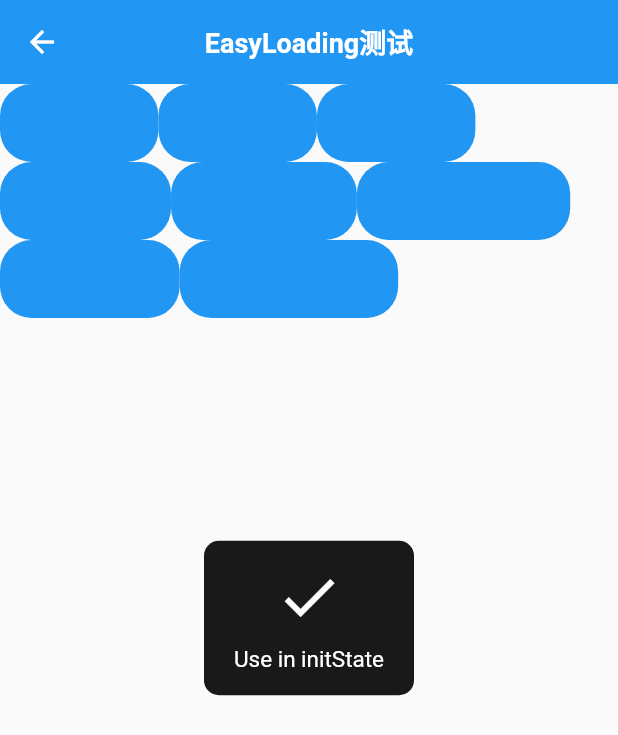
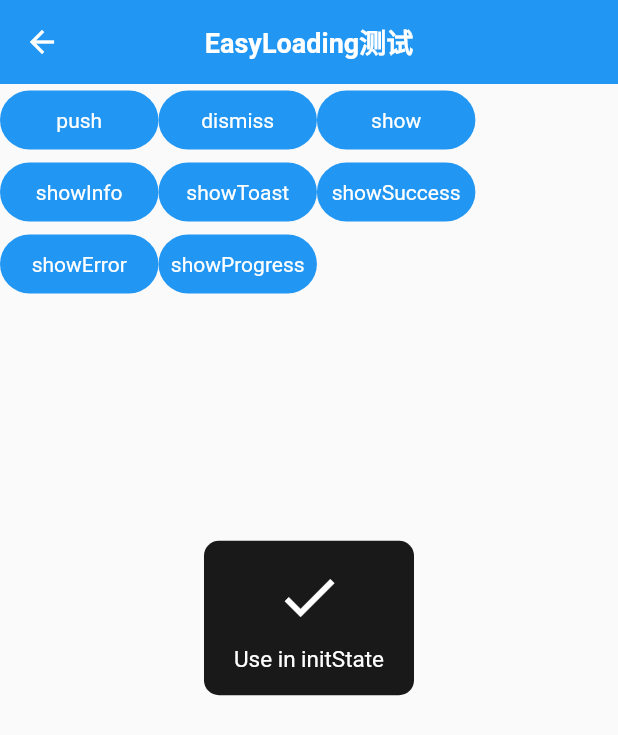
Before and after one commit to FlyNothing/flutter_demo, a Flutter app: the EasyLoadingPage screen opened directly, on a phone screen of 412 x 824 dp. Shown: the top 735 px of the screen. Run offline on Flutter 3.47's test engine with Material 2 defaults, Android fonts, the phone set to English and light mode, and no system bars; our stand-ins replace badges, cached_network_image, date_format, device_preview, dio, easy_refresh and 8 more; missing offline and left inert: flutter_date_picker_timeline; accounts and stored records are empty.

Commit message:
[U] - 抽取公共TextButton

```diff
--- a/lib/common/util/global_widget.dart
+++ b/lib/common/util/global_widget.dart
@@ -12,3 +12,10 @@ AppBar appBarStandard({required String title}) {
     ),
   );
 }
+
+TextButton textButtonStandard(String text, Function()? onPressed) {
+  return TextButton(
+    onPressed: onPressed,
+    child: Text(text, style: TextStyleUtil.size14W400(color: Colors.white)),
+  );
+}
--- a/lib/plugin/easyloading/page/easy_loading_page.dart
+++ b/lib/plugin/easyloading/page/easy_loading_page.dart
@@ -41,41 +41,41 @@ class _EasyLoadingPageState extends State<EasyLoadingPage> {
         // runAlignment: WrapAlignment.center,
         // crossAxisAlignment: WrapCrossAlignment.center,
         children: [
-          _getTextButton('push', () {
+          textButtonStandard('push', () {
             _timer?.cancel();
             Navigator.push(context, MaterialPageRoute(builder: (BuildContext context) => const TestPage()));
           }),
-          _getTextButton('dismiss', () async {
+          textButtonStandard('dismiss', () async {
             _timer?.cancel();
             await EasyLoading.dismiss();
           }),
-          _getTextButton('show', () async {
+          textButtonStandard('show', () async {
             _timer?.cancel();
             await EasyLoading.show(
               status: 'loading...',
               maskType: EasyLoadingMaskType.black,
             );
           }),
-          _getTextButton('showInfo', () async {
+          textButtonStandard('showInfo', () async {
             _timer?.cancel();
             await EasyLoading.showInfo(
               'loading...',
               maskType: EasyLoadingMaskType.black,
             );
           }),
-          _getTextButton('showToast', () {
+          textButtonStandard('showToast', () {
             _timer?.cancel();
             EasyLoading.showToast('Toast');
           }),
-          _getTextButton('showSuccess', () async {
+          textButtonStandard('showSuccess', () async {
             _timer?.cancel();
             await EasyLoading.showSuccess('Great Success!');
           }),
-          _getTextButton('showError', () {
+          textButtonStandard('showError', () {
             _timer?.cancel();
             EasyLoading.showError('Failed with Error');
           }),
-          _getTextButton(
+          textButtonStandard(
             'showProgress',
             () {
               _progress = 0;
@@ -94,14 +94,4 @@ class _EasyLoadingPageState extends State<EasyLoadingPage> {
       ),
     );
   }
-
-  TextButton _getTextButton(String text, Function()? onPressed) {
-    return TextButton(
-      onPressed: onPressed,
-      child: Padding(
-        padding: const EdgeInsets.symmetric(horizontal: 20, vertical: 10),
-        child: Text(text),
-      ),
-    );
-  }
 }
--- a/lib/plugin/imagecropper/image_cropper_page.dart
+++ b/lib/plugin/imagecropper/image_cropper_page.dart
@@ -35,10 +35,7 @@ class ImageCropperPageState extends State<ImageCropperPage> {
           child: Column(
             children: [
               Padding(padding: EdgeInsets.symmetric(vertical: 10.h)),
-              TextButton(
-                onPressed: () => _pickImage(),
-                child: Text("相册", style: TextStyleUtil.size18W400(color: Colors.white)),
-              ),
+              textButtonStandard("相册", () => _pickImage()),
               Padding(padding: EdgeInsets.symmetric(vertical: 10.h)),
               _getImageView()
             ],
--- a/lib/plugin/plugin_menu_config.dart
+++ b/lib/plugin/plugin_menu_config.dart
@@ -6,6 +6,7 @@ import 'package:flutter_demo/plugin/easyloading/page/easy_loading_page.dart';
 import 'package:flutter_demo/plugin/easyrefresh/easy_refresh_page.dart';
 import 'package:flutter_demo/plugin/imagecropper/image_cropper_page.dart';
 import 'package:flutter_demo/plugin/imagepicker/base_image_picker_menu_page.dart';
+import 'package:flutter_demo/plugin/pathprovider/path_provider_page.dart';
 import 'package:flutter_demo/plugin/qrcode/qr_code_page.dart';
 import 'package:flutter_demo/plugin/sharedpreferences/shared_preferences_page.dart';
 
@@ -19,6 +20,7 @@ List<PluginMenuVO> pluginMenuList = [
   PluginMenuVO("badges", "徽标测试", const BadgesPage()),
   PluginMenuVO("image_picker", "图片选择", const BaseImagePickerMenuPage()),
   PluginMenuVO("image_cropper", "图片裁剪", const ImageCropperPage()),
+  PluginMenuVO("path_provider", "文件访问", const PathProviderPage()),
 ];
 
 class PluginMenuVO {
```
Also changed, not shown: lib/base/theme/theme_demo_page.dart (+1 -7 lines), lib/base/widget/bottom_sheet_demo_page.dart (+4 -10 lines), lib/plugin/badges/badges_page.dart (+1 -6 lines), lib/plugin/imagepicker/image_picker_image_page.dart (+3 -12 lines), lib/plugin/imagepicker/image_picker_video_page.dart (+2 -8 lines).
